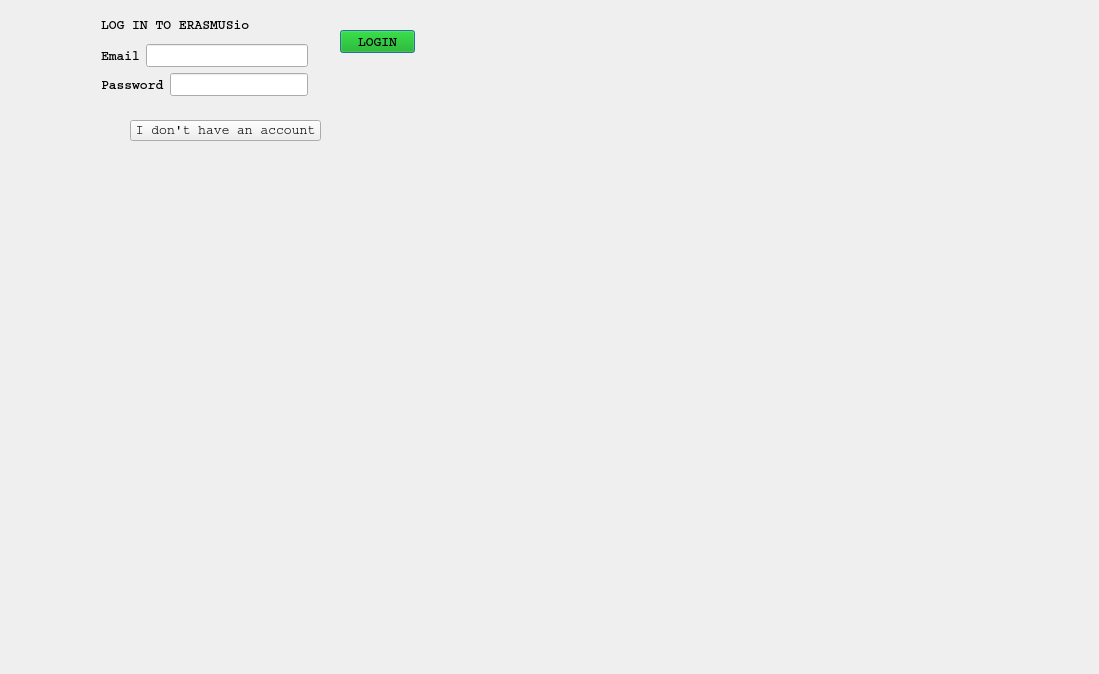
Above: loginstudent.ui from casalete/ErasmusIo before the change. Below: the same form after it.
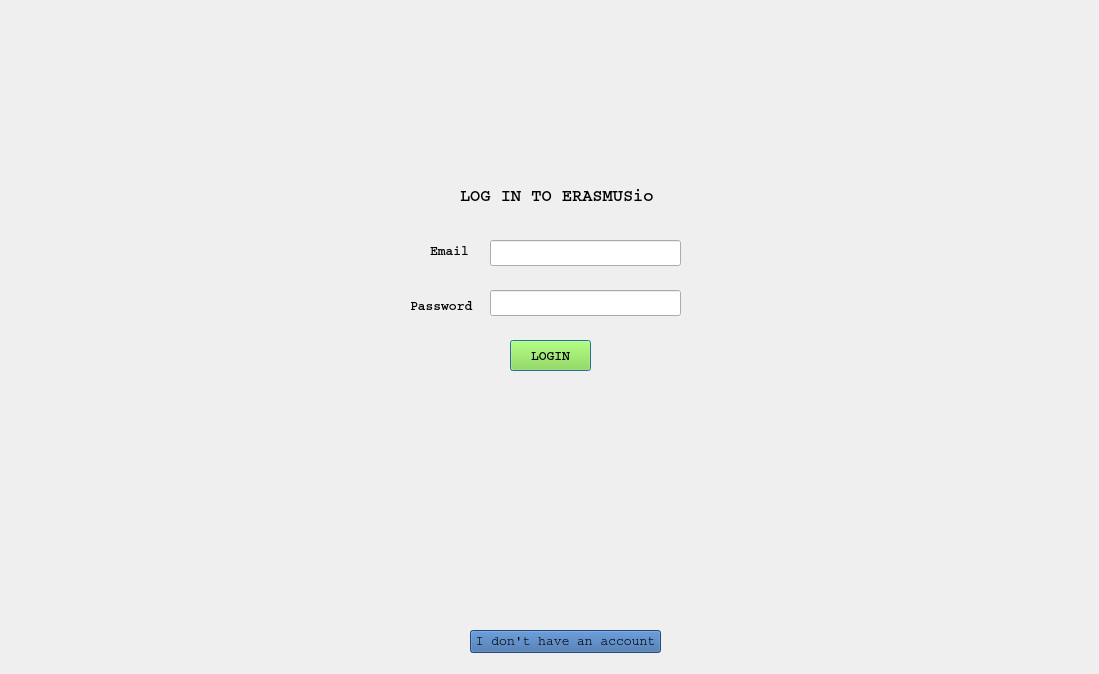
That is the form after the change. Icons and pictures are not drawn.

Patch:
```diff
--- a/loginstudent.ui
+++ b/loginstudent.ui
@@ -23,10 +23,10 @@
   <widget class="QPushButton" name="loginButton">
    <property name="geometry">
     <rect>
-     <x>340</x>
-     <y>30</y>
-     <width>75</width>
-     <height>23</height>
+     <x>510</x>
+     <y>340</y>
+     <width>81</width>
+     <height>31</height>
     </rect>
    </property>
    <property name="font">
@@ -39,8 +39,10 @@
    </property>
    <property name="styleSheet">
     <string notr="true">#loginButton{
-	background-color: rgb(0, 170, 0);
-}</string>
+	background: rgb(138, 226, 52);
+}
+
+</string>
    </property>
    <property name="text">
     <string>LOGIN</string>
@@ -49,10 +51,10 @@
   <widget class="QPushButton" name="newStudentButton">
    <property name="geometry">
     <rect>
-     <x>130</x>
-     <y>120</y>
+     <x>470</x>
+     <y>630</y>
      <width>191</width>
-     <height>21</height>
+     <height>23</height>
     </rect>
    </property>
    <property name="font">
@@ -65,7 +67,9 @@
     </font>
    </property>
    <property name="styleSheet">
-    <string notr="true">border-color: rgb(255, 255, 0);
+    <string notr="true">background: rgb(52, 101, 164);
+
+
 
 font: 75 10pt &quot;Courier&quot;;</string>
    </property>
@@ -73,40 +77,39 @@
     <string>I don't have an account</string>
    </property>
   </widget>
-  <widget class="QWidget" name="layoutWidget">
-   <property name="geometry">
-    <rect>
-     <x>101</x>
-     <y>11</y>
-     <width>207</width>
-     <height>85</height>
-    </rect>
-   </property>
-   <property name="font">
-    <font>
-     <pointsize>10</pointsize>
-    </font>
-   </property>
-   <layout class="QVBoxLayout" name="verticalLayout">
-    <item>
      <widget class="QLabel" name="label">
+   <property name="geometry">
+    <rect>
+     <x>460</x>
+     <y>180</y>
+     <width>201</width>
+     <height>31</height>
+    </rect>
+   </property>
       <property name="font">
        <font>
         <family>Courier</family>
-        <pointsize>10</pointsize>
+     <pointsize>13</pointsize>
         <weight>75</weight>
         <bold>true</bold>
        </font>
       </property>
+   <property name="styleSheet">
+    <string notr="true">background: transparent;</string>
+   </property>
       <property name="text">
        <string>LOG IN TO ERASMUSio</string>
       </property>
      </widget>
-    </item>
-    <item>
-     <layout class="QHBoxLayout" name="horizontalLayout">
-      <item>
        <widget class="QLabel" name="label_email">
+   <property name="geometry">
+    <rect>
+     <x>430</x>
+     <y>240</y>
+     <width>39</width>
+     <height>21</height>
+    </rect>
+   </property>
         <property name="font">
          <font>
           <family>Courier</family>
@@ -115,41 +118,37 @@
           <bold>true</bold>
          </font>
         </property>
+   <property name="styleSheet">
+    <string notr="true">background: transparent;</string>
+   </property>
         <property name="text">
          <string>Email</string>
         </property>
        </widget>
-      </item>
-      <item>
        <widget class="QLineEdit" name="lineEdit_username">
-        <property name="font">
-         <font>
-          <pointsize>10</pointsize>
-         </font>
-        </property>
-       </widget>
-      </item>
-     </layout>
-    </item>
-    <item>
-     <layout class="QHBoxLayout" name="horizontalLayout_2">
-      <item>
-       <widget class="QLabel" name="label_password">
+   <property name="geometry">
+    <rect>
+     <x>490</x>
+     <y>240</y>
+     <width>191</width>
+     <height>26</height>
+    </rect>
+   </property>
         <property name="font">
          <font>
-          <family>Courier</family>
           <pointsize>10</pointsize>
-          <weight>75</weight>
-          <bold>true</bold>
-         </font>
-        </property>
-        <property name="text">
-         <string>Password</string>
-        </property>
-       </widget>
-      </item>
-      <item>
+    </font>
+   </property>
+  </widget>
        <widget class="QLineEdit" name="lineEdit_password">
+   <property name="geometry">
+    <rect>
+     <x>490</x>
+     <y>290</y>
+     <width>191</width>
+     <height>26</height>
+    </rect>
+   </property>
         <property name="font">
          <font>
           <pointsize>10</pointsize>
@@ -159,10 +158,29 @@
          <enum>QLineEdit::Password</enum>
         </property>
        </widget>
-      </item>
-     </layout>
-    </item>
-   </layout>
+  <widget class="QLabel" name="label_password">
+   <property name="geometry">
+    <rect>
+     <x>410</x>
+     <y>295</y>
+     <width>63</width>
+     <height>21</height>
+    </rect>
+   </property>
+   <property name="font">
+    <font>
+     <family>Courier</family>
+     <pointsize>10</pointsize>
+     <weight>75</weight>
+     <bold>true</bold>
+    </font>
+   </property>
+   <property name="styleSheet">
+    <string notr="true">background: transparent;</string>
+   </property>
+   <property name="text">
+    <string>Password</string>
+   </property>
   </widget>
  </widget>
  <resources/>
```
Lines whose indentation alone changed are shown as unchanged.
